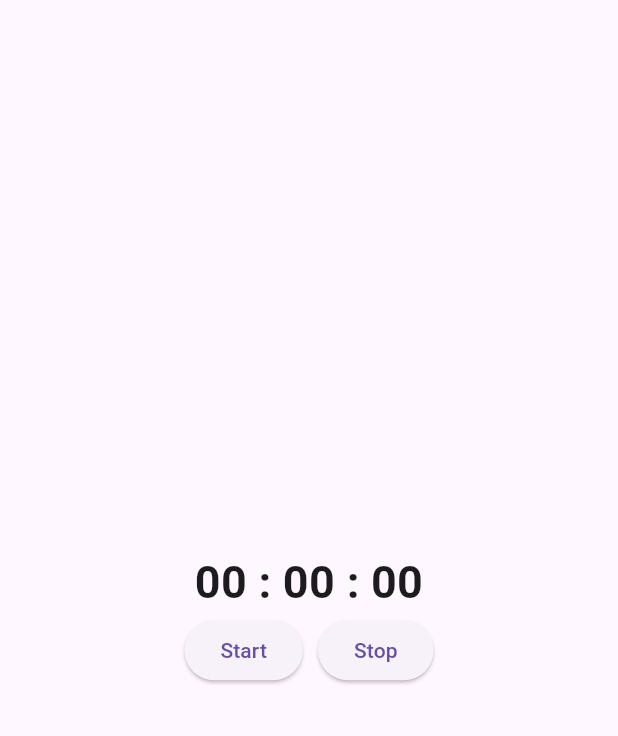
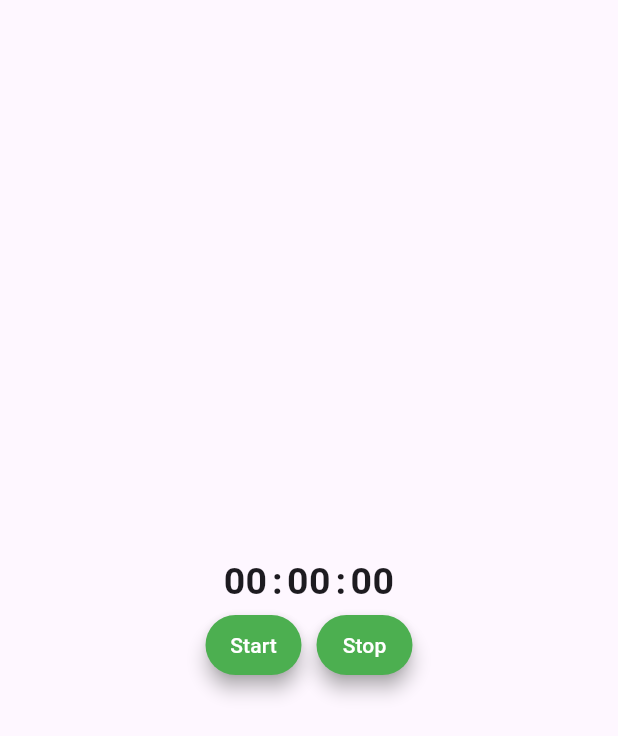
Before and after one commit to vipuludaay/stopwatch, a Flutter app: the screen it shows after launch, on a phone screen of 412 x 824 dp. Shown: the top 736 px of the screen. Run offline on Flutter 3.47's test engine with Material 3 defaults, Android fonts, the phone set to English and light mode, and no system bars.

Commit message:
customized and compacted the UI

```diff
--- a/lib/main.dart
+++ b/lib/main.dart
@@ -102,12 +102,12 @@ class _StopwatchHomePageState extends State<StopwatchHomePage> {
                   crossAxisAlignment: CrossAxisAlignment.center,
                   children: [
                     SizedBox(
-                      width: 50,
+                      width: 35,
                       child: Text(
                         _formattedTime.split(':')[0],
                         textAlign: TextAlign.center,
                         style: TextStyle(
-                          fontSize: 30.0,
+                          fontSize: 25,
                           fontWeight: FontWeight.bold
                         ),
                       ),
@@ -115,7 +115,7 @@ class _StopwatchHomePageState extends State<StopwatchHomePage> {
                     Text(
                       ':',
                       style: TextStyle(
-                        fontSize: 30.0,
+                        fontSize: 25,
                         fontWeight: FontWeight.bold
                       ),
                     ),
@@ -126,12 +126,12 @@ class _StopwatchHomePageState extends State<StopwatchHomePage> {
                   crossAxisAlignment: CrossAxisAlignment.center,
                   children: [
                     SizedBox(
-                      width: 50,
+                      width: 35,
                       child: Text(
                         _formattedTime.split(':')[1],
                         textAlign: TextAlign.center,
                         style: TextStyle(
-                          fontSize: 30.0,
+                          fontSize: 25,
                           fontWeight: FontWeight.bold
                         ),
                       ),
@@ -139,7 +139,7 @@ class _StopwatchHomePageState extends State<StopwatchHomePage> {
                     Text(
                       ':',
                       style: TextStyle(
-                        fontSize: 30.0,
+                        fontSize: 25,
                         fontWeight: FontWeight.bold
                       ),
                     ),
@@ -147,12 +147,12 @@ class _StopwatchHomePageState extends State<StopwatchHomePage> {
                 ),
                 // Seconds
                 SizedBox(
-                  width: 50,
+                  width: 35,
                   child: Text(
                     _formattedTime.split(':')[2],
                     textAlign: TextAlign.center,
                     style: TextStyle(
-                      fontSize: 30.0,
+                      fontSize: 25,
                       fontWeight: FontWeight.bold
                     ),
                   ),
@@ -165,11 +165,31 @@ class _StopwatchHomePageState extends State<StopwatchHomePage> {
               children: <Widget>[
                 ElevatedButton(
                   onPressed: _startStopwatch,
-                  child: Text('Start'),
+                  style: ElevatedButton.styleFrom(
+                    foregroundColor: Colors.white,
+                    backgroundColor: Colors.green, // Text color
+                    shadowColor: Colors.grey, // Shadow color
+                    elevation: 5,
+                    padding: EdgeInsets.symmetric(horizontal: 10, vertical: 5),
+                    shape: RoundedRectangleBorder(
+                      borderRadius: BorderRadius.circular(20),
+                    ),
+                  ),
+                  child: Text('Start')
                 ),
                 SizedBox(width: 10.0),
                 ElevatedButton(
                   onPressed: _stopOrResetStopwatch,
+                  style: ElevatedButton.styleFrom(
+                    foregroundColor: Colors.white,
+                    backgroundColor: Colors.green, // Text color
+                    shadowColor: Colors.grey, // Shadow color
+                    elevation: 5,
+                    padding: EdgeInsets.symmetric(horizontal: 10, vertical: 5),
+                    shape: RoundedRectangleBorder(
+                      borderRadius: BorderRadius.circular(20),
+                    ),
+                  ),
                   child: Text(_isStopped ? 'Reset' : 'Stop'),
                 ),
               ],
```
Also changed, not shown: 1 other file.
